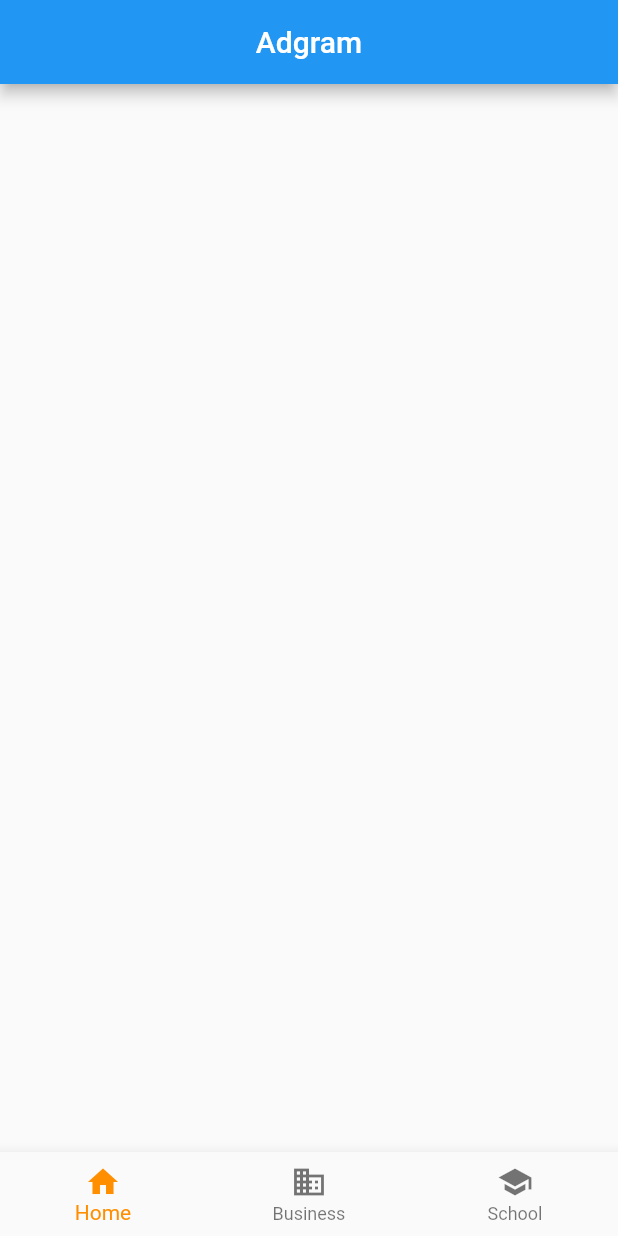
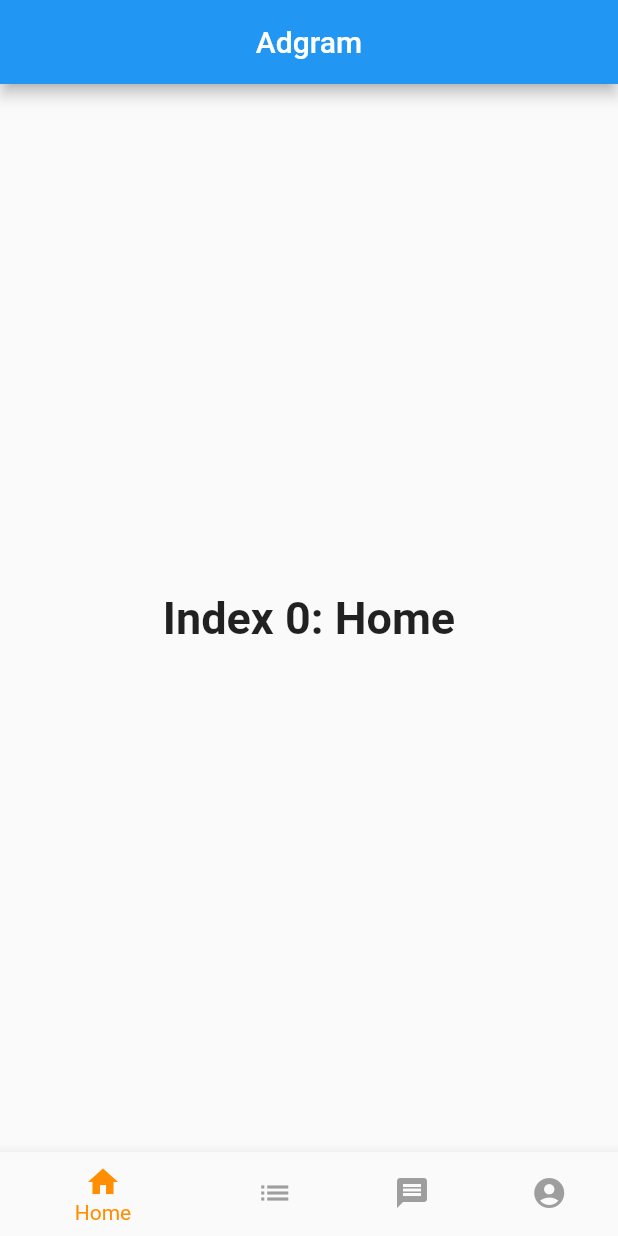
Before and after one commit to Android-Builds/Adgram, a Flutter app: the screen it shows after launch, on a phone screen of 412 x 824 dp. Run offline on Flutter 3.47's test engine with Material 2 defaults, Android fonts, the phone set to English and light mode, and no system bars.

Commit message:
Add options

```diff
--- a/lib/screens/homepage.dart
+++ b/lib/screens/homepage.dart
@@ -19,11 +19,15 @@ class _HomePageState extends State<HomePage> {
       style: optionStyle,
     ),
     Text(
-      'Index 1: Business',
+      'Index 1: List',
       style: optionStyle,
     ),
     Text(
-      'Index 2: School',
+      'Index 1: Messages',
+      style: optionStyle,
+    ),
+    Text(
+      'Index 2: Profile',
       style: optionStyle,
     ),
   ];
@@ -42,10 +46,7 @@ class _HomePageState extends State<HomePage> {
         centerTitle: true,
       ),
       body: Center(
-        child: Column(
-          mainAxisAlignment: MainAxisAlignment.center,
-          children: <Widget>[],
-        ),
+        child: _widgetOptions.elementAt(_selectedIndex),
       ),
       bottomNavigationBar: BottomNavigationBar(
         items: const <BottomNavigationBarItem>[
@@ -54,15 +55,20 @@ class _HomePageState extends State<HomePage> {
             title: Text('Home'),
           ),
           BottomNavigationBarItem(
-            icon: Icon(Icons.business),
-            title: Text('Business'),
+            icon: Icon(Icons.list),
+            title: Text('List'),
           ),
           BottomNavigationBarItem(
-            icon: Icon(Icons.school),
-            title: Text('School'),
+            icon: Icon(Icons.message),
+            title: Text('Messages'),
+          ),
+          BottomNavigationBarItem(
+            icon: Icon(Icons.account_circle),
+            title: Text('Profile'),
           ),
         ],
         currentIndex: _selectedIndex,
+        unselectedItemColor: Colors.grey,
         selectedItemColor: Colors.amber[800],
         onTap: _onItemTapped,
       ),
```
